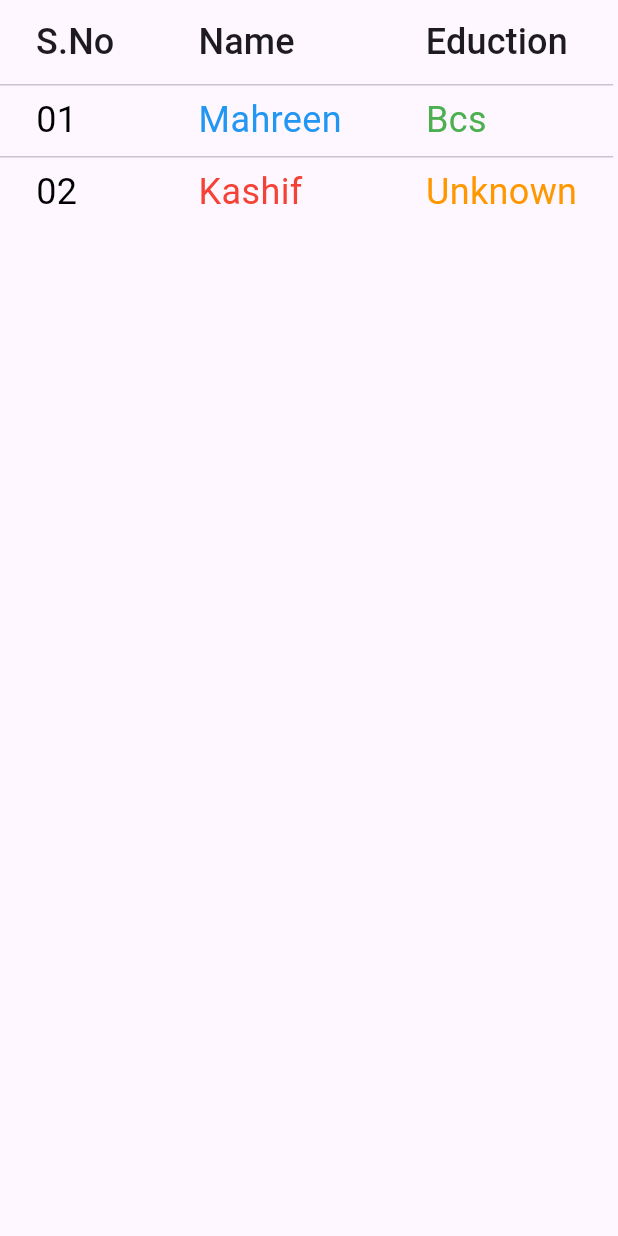
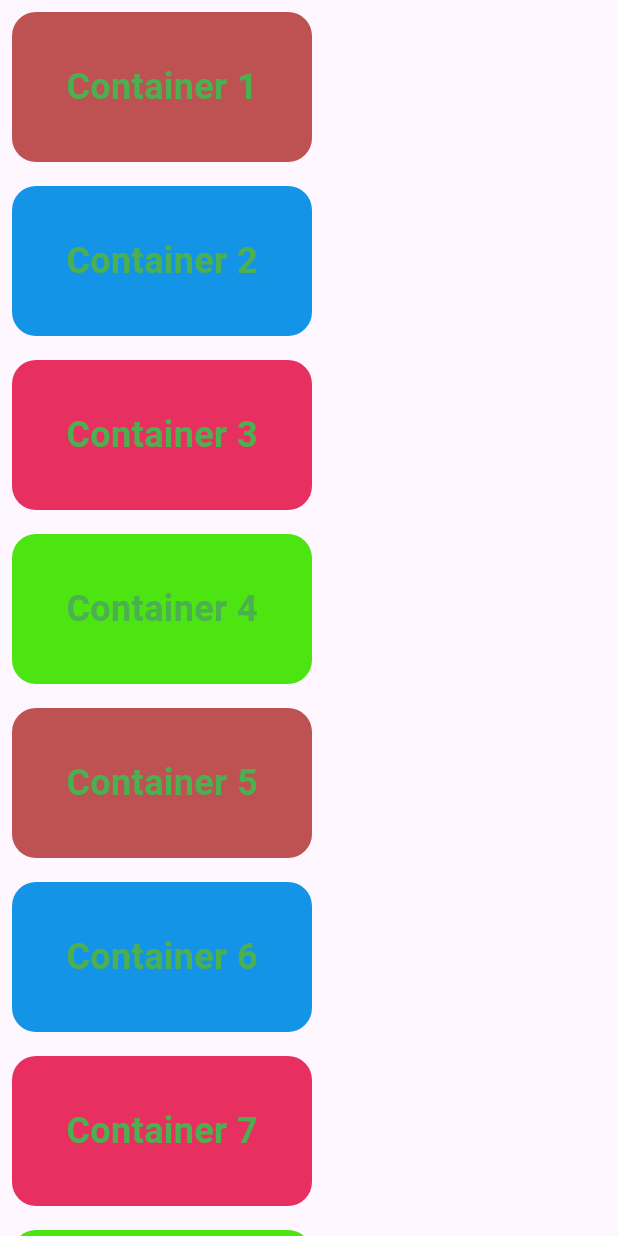
Before and after one commit to mshakir01/undp_session_second, a Flutter app: the screen it shows after launch, on a phone screen of 412 x 824 dp. Run offline on Flutter 3.47's test engine with Material 3 defaults, Android fonts, the phone set to English and light mode, and no system bars; our stand-ins replace flutter_svg.

Commit message:
Session six
Data Table
MVVM Aricticuture (Folder Structure)
Reusable Component
Const Color
Const TextStyles
Const Text

```diff
--- /dev/null
+++ b/lib/core/constant /const_color.dart
@@ -0,0 +1,8 @@
+
+
+import 'dart:ui';
+
+const containerColorOne=Color(0xffbe5151);
+const containerColorTwo=Color(0xff1494e7);
+const containerColorThree=Color(0xffe83060);
+const containerColorFour=Color(0xff4de512);
--- /dev/null
+++ b/lib/core/constant /const_text.dart
@@ -0,0 +1,4 @@
+
+final text1="S.N0";
+final text2="CNIC";
+final text3="Gender";
--- /dev/null
+++ b/lib/core/constant /const_text_style.dart
@@ -0,0 +1,5 @@
+import 'dart:ui';
+
+import 'package:flutter/material.dart';
+
+final mediumStyle=TextStyle(fontSize: 24,color: Colors.green,fontWeight: FontWeight.bold);
--- a/lib/session_six.dart
+++ /dev/null
@@ -1,38 +0,0 @@
-
-
-import 'package:flutter/cupertino.dart';
-import 'package:flutter/material.dart';
-
-class SessionSixScreen extends StatefulWidget {
-  const SessionSixScreen({super.key});
-
-  @override
-  State<SessionSixScreen> createState() => _SessionSixScreenState();
-}
-
-class _SessionSixScreenState extends State<SessionSixScreen> {
-  @override
-  Widget build(BuildContext context) {
-    return SafeArea(
-      child: Scaffold(
-        body:DataTable(columns:const [
-          DataColumn(label: Text("S.No",style: TextStyle(fontSize: 24),),),
-          DataColumn(label: Text("Name",style: TextStyle(fontSize: 24),),),
-          DataColumn(label: Text("Eduction",style: TextStyle(fontSize: 24),),),
-        ],
-            rows: const [
-              DataRow(cells: [
-                DataCell(Text("01",style: TextStyle(fontSize: 24,color: Colors.black),)),
-                DataCell(Text("Mahreen",style: TextStyle(fontSize: 24,color: Colors.blue),)),
-                DataCell(Text("Bcs",style: TextStyle(fontSize: 24,color: Colors.green),)),
-              ]),
-              DataRow(cells: [
-                DataCell(Text("02",style: TextStyle(fontSize: 24,color:Colors.black),),),
-                DataCell(Text("Kashif ",style: TextStyle(fontSize: 24,color: Colors.red),)),
-                DataCell(Text("Unknown",style: TextStyle(fontSize: 24,color: Colors.orange),))
-              ])
-            ])
-      ),
-    );
-  }
-}
--- /dev/null
+++ b/lib/ui/components/custom_container.dart
@@ -0,0 +1,27 @@
+import 'package:flutter/material.dart';
+
+import '../../core/constant /const_color.dart';
+import '../../core/constant /const_text_style.dart';
+
+class CustomContainer extends StatelessWidget {
+  String title;
+  Color bgColor;
+    CustomContainer({super.key,required this.title,required this.bgColor});
+
+  @override
+  Widget build(BuildContext context) {
+    return      Padding(
+      padding: const EdgeInsets.all(8.0),
+      child: Container(
+        alignment: Alignment.center,
+        decoration:   BoxDecoration(
+          color:bgColor,
+          borderRadius: BorderRadius.circular(16),
+        ),
+        width: 200,
+        height: 100,
+        child:Text(title,style: mediumStyle,),
+      ),
+    );
+  }
+}
--- /dev/null
+++ b/lib/ui/screen /session_six.dart
@@ -0,0 +1,63 @@
+
+
+import 'package:flutter/cupertino.dart';
+import 'package:flutter/material.dart';
+import 'package:flutter/painting.dart';
+
+import '../../core/constant /const_color.dart';
+import '../../core/constant /const_text.dart';
+import '../../core/constant /const_text_style.dart';
+import '../components/custom_container.dart';
+
+class SessionSixScreen extends StatefulWidget {
+  const SessionSixScreen({super.key});
+
+  @override
+  State<SessionSixScreen> createState() => _SessionSixScreenState();
+}
+
+class _SessionSixScreenState extends State<SessionSixScreen> {
+  @override
+  Widget build(BuildContext context) {
+    return   SafeArea(
+      child: Scaffold(
+        body:
+          SingleChildScrollView(
+            child: Column(
+              children: [
+                CustomContainer(title: 'Container 1', bgColor: containerColorOne,),
+                CustomContainer(title: 'Container 2', bgColor: containerColorTwo,),
+                CustomContainer(title: 'Container 3', bgColor: containerColorThree),
+                CustomContainer(title: 'Container 4', bgColor: containerColorFour,),
+                CustomContainer(title: 'Container 5', bgColor: containerColorOne,),
+                CustomContainer(title: 'Container 6', bgColor: containerColorTwo,),
+                CustomContainer(title: 'Container 7', bgColor: containerColorThree),
+                CustomContainer(title: 'Container 8', bgColor: containerColorFour,),
+              ],
+            ),
+          )
+        // DataTable(columns:  [
+        //   DataColumn(label: Text(text1,style: mediumStyle,),),
+        //   DataColumn(label: Text(text2,style: mediumStyle,),),
+        //   DataColumn(label: Text(text3,style: mediumStyle,),),
+        // ],
+        //     rows: const [
+        //       DataRow(cells: [
+        //         DataCell(Text("01",style: TextStyle(fontSize: 24,color: Colors.black),)),
+        //         DataCell(Text("Mahreen",style: TextStyle(fontSize: 24,color: Colors.blue),)),
+        //         DataCell(Text("Bcs",style: TextStyle(fontSize: 24,color: Colors.green),)),
+        //       ]),
+        //       DataRow(cells: [
+        //         DataCell(Text("02",style: TextStyle(fontSize: 24,color:Colors.black),),),
+        //         DataCell(Text("Kashif ",style: TextStyle(fontSize: 24,color: Colors.red),)),
+        //         DataCell(Text("Unknown",style: TextStyle(fontSize: 24,color: Colors.orange),))
+        //       ]), DataRow(cells: [
+        //         DataCell(Text("03",style: TextStyle(fontSize: 24,color:Colors.black),),),
+        //         DataCell(Text("Ali ",style: TextStyle(fontSize: 24,color: Colors.red),)),
+        //         DataCell(Text("Matric",style: TextStyle(fontSize: 24,color: Colors.orange),))
+        //       ]),
+        //     ])
+      ),
+    );
+  }
+}
```
Also changed, not shown: lib/main.dart (+2 -6 lines), lib/ui/screen /sessionThree.dart (renamed from lib/sessionThree.dart), lib/ui/screen /session_five.dart (renamed from lib/session_five.dart), lib/ui/screen /session_four.dart (renamed from lib/session_four.dart), lib/ui/screen /session_one.dart (renamed from lib/session_one.dart), lib/ui/screen /session_two.dart (renamed from lib/session_two.dart).
